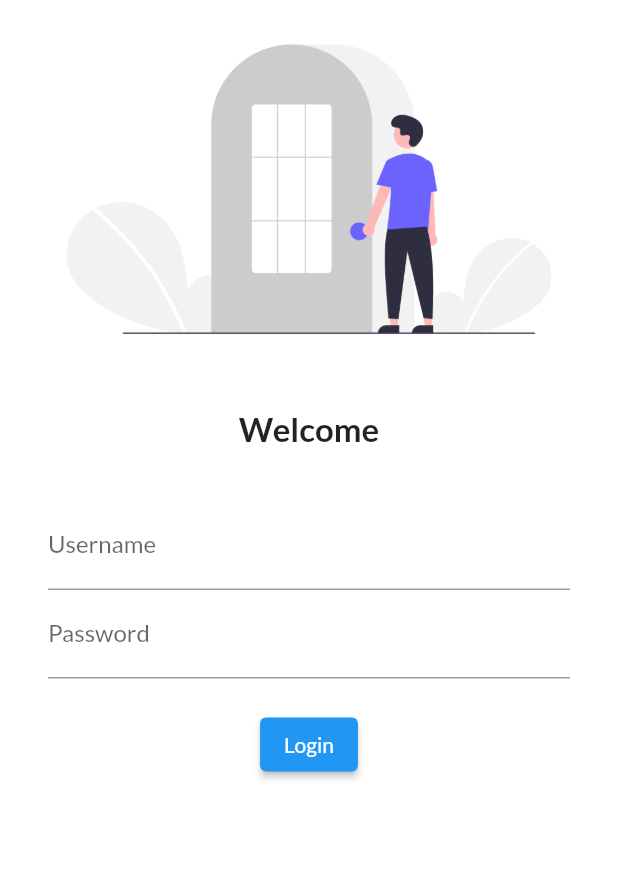
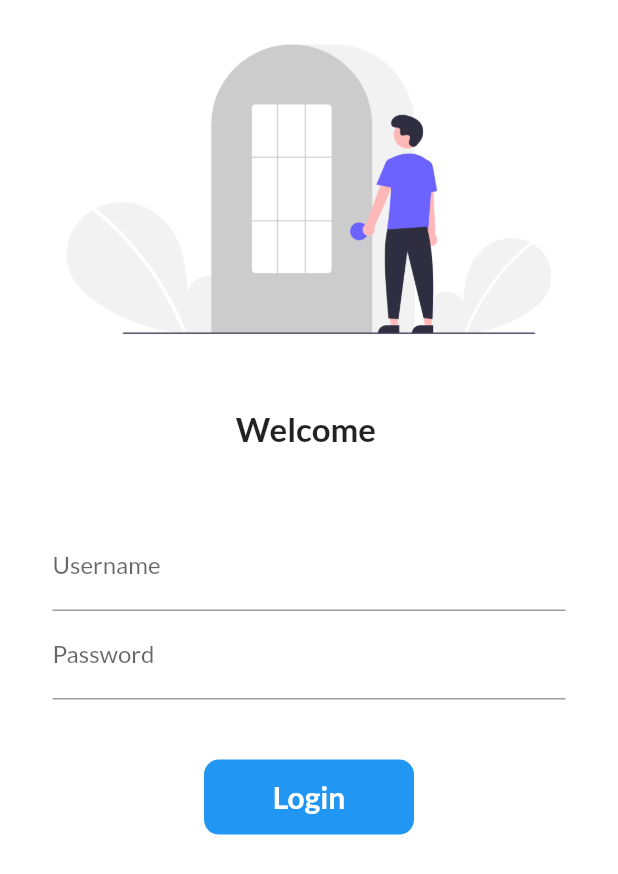
Before and after one commit to MAHESH06-cyber/Flutter_getStarted, a Flutter app: the screen it shows after launch, on a phone screen of 412 x 824 dp. Shown: the top 874 px of the screen. Run offline on Flutter 3.47's test engine with Material 2 defaults, Android fonts, the phone set to English and light mode, and no system bars; our stand-ins replace google_fonts.

Commit message:
day4 done with animated button and created routs.dart

```diff
--- a/lib/main.dart
+++ b/lib/main.dart
@@ -1,4 +1,5 @@
 import 'package:flutter/material.dart';
+import 'package:flutter_application_1/utils/routes.dart';
 import 'package:google_fonts/google_fonts.dart';
 import 'pages/home_page.dart';
 import 'pages/login_page.dart';
@@ -14,12 +15,13 @@ class MyApp extends StatelessWidget {
         primarySwatch: Colors.blue,
         fontFamily: GoogleFonts.lato().fontFamily,
       ),
+      debugShowCheckedModeBanner: true,
       // darkTheme: ThemeData(brightness: Brightness.dark),
       // initialRoute: "/home",
       routes: {
         "/": (context) => LoginPage(),
-        "/home": (context) => HomePage(),
-        "login": (context) => LoginPage()
+        MyRoutes.homeRouts: (context) => HomePage(),
+        MyRoutes.loginRouts: (context) => LoginPage()
       },
     );
   }
--- a/lib/pages/login_page.dart
+++ b/lib/pages/login_page.dart
@@ -1,12 +1,21 @@
 import 'package:flutter/material.dart';
+import 'package:flutter_application_1/utils/routes.dart';
 
-class LoginPage extends StatelessWidget {
+class LoginPage extends StatefulWidget {
   const LoginPage({Key? key}) : super(key: key);
 
+  @override
+  _LoginPageState createState() => _LoginPageState();
+}
+
+class _LoginPageState extends State<LoginPage> {
+  String name = "";
+  bool changeButton = false;
   @override
   Widget build(BuildContext context) {
     return Material(
         color: Colors.white,
+        child: SingleChildScrollView(
           child: Column(
             children: [
               Image.asset(
@@ -17,20 +26,24 @@ class LoginPage extends StatelessWidget {
                 height: 20.0,
               ),
               Text(
-              "Welcome",
+                "Welcome $name",
                 style: TextStyle(fontSize: 22, fontWeight: FontWeight.bold),
               ),
               SizedBox(
                 height: 20.0,
               ),
               Padding(
-              padding:
-                  const EdgeInsets.symmetric(vertical: 16.0, horizontal: 32.0),
+                padding: const EdgeInsets.symmetric(
+                    vertical: 30.0, horizontal: 35.0),
                 child: Column(
                   children: [
                     TextFormField(
                       decoration: InputDecoration(
                           hintText: "enter username", labelText: "Username"),
+                      onChanged: (value) {
+                        name = value;
+                        setState(() {});
+                      },
                     ),
                     TextFormField(
                       obscureText: true,
@@ -38,17 +51,55 @@ class LoginPage extends StatelessWidget {
                           hintText: "enter password", labelText: "Password"),
                     ),
                     SizedBox(
-                    height: 20.0,
+                      height: 40.0,
                     ),
-                  ElevatedButton(
-                    onPressed: () {},
-                    child: Text("Login"),
-                    style: TextButton.styleFrom(),
+                    InkWell(
+                      onTap: () async {
+                        setState(() {
+                          changeButton = true;
+                        });
+                        await Future.delayed(Duration(seconds: 1));
+                        Navigator.pushNamed(context, MyRoutes.homeRouts);
+                      },
+                      child: AnimatedContainer(
+                        duration: Duration(seconds: 1),
+                        height: 50,
+                        width: changeButton ? 50 : 140,
+                        alignment: Alignment.center,
+                        child: changeButton
+                            ? Icon(
+                                Icons.done,
+                                color: Colors.white,
                               )
+                            : Text(
+                                "Login",
+                                style: TextStyle(
+                                    color: Colors.white,
+                                    fontWeight: FontWeight.bold,
+                                    fontSize: 20),
+                              ),
+                        decoration: BoxDecoration(
+                            color: Colors.blue,
+                            // shape: changeButton
+                            //     ? BoxShape.circle
+                            //     : BoxShape.rectangle
+                            borderRadius:
+                                BorderRadius.circular(changeButton ? 50 : 10)),
+                      ),
+                    )
+
+                    // ElevatedButton(
+                    //   child: Text("Login"),
+                    //   style: TextButton.styleFrom(minimumSize: Size(100, 40)),
+                    //   onPressed: () {
+                    // Navigator.pushNamed(context, MyRoutes.homeRouts);
+                    //   },
+                    // )
                   ],
                 ),
               )
             ],
+          ),
         ));
   }
 }
--- /dev/null
+++ b/lib/utils/routes.dart
@@ -0,0 +1,4 @@
+class MyRoutes {
+  static String loginRouts = "/login";
+  static String homeRouts = "/home";
+}
```
Lines whose indentation alone changed are shown as unchanged.
